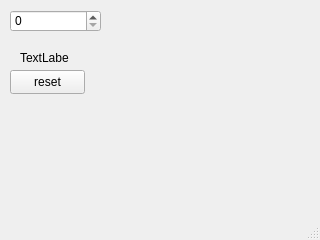
First picture: the form in GUI/pyqt/mvc frame/example/views/MainWindow.ui, repository PoyiTeam/tools-py, before the edit.
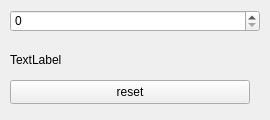
Second picture: the form after the edit.

What changed in the file:
```diff
--- a/GUI/pyqt/mvc frame/example/views/MainWindow.ui
+++ b/GUI/pyqt/mvc frame/example/views/MainWindow.ui
@@ -6,8 +6,8 @@
    <rect>
     <x>0</x>
     <y>0</y>
-    <width>320</width>
-    <height>240</height>
+    <width>270</width>
+    <height>120</height>
    </rect>
   </property>
   <property name="windowTitle">
@@ -17,10 +17,10 @@
    <widget class="QLabel" name="label_even_odd">
     <property name="geometry">
      <rect>
-      <x>20</x>
+      <x>10</x>
       <y>50</y>
-      <width>49</width>
-      <height>16</height>
+      <width>250</width>
+      <height>20</height>
      </rect>
     </property>
     <property name="text">
@@ -32,7 +32,7 @@
      <rect>
       <x>10</x>
       <y>10</y>
-      <width>91</width>
+      <width>250</width>
       <height>22</height>
      </rect>
     </property>
@@ -41,8 +41,8 @@
     <property name="geometry">
      <rect>
       <x>10</x>
-      <y>70</y>
-      <width>75</width>
+      <y>80</y>
+      <width>240</width>
       <height>24</height>
      </rect>
     </property>
@@ -51,17 +51,6 @@
     </property>
    </widget>
   </widget>
-  <widget class="QMenuBar" name="menubar">
-   <property name="geometry">
-    <rect>
-     <x>0</x>
-     <y>0</y>
-     <width>320</width>
-     <height>22</height>
-    </rect>
-   </property>
-  </widget>
-  <widget class="QStatusBar" name="statusbar"/>
  </widget>
  <resources/>
  <connections/>
```
